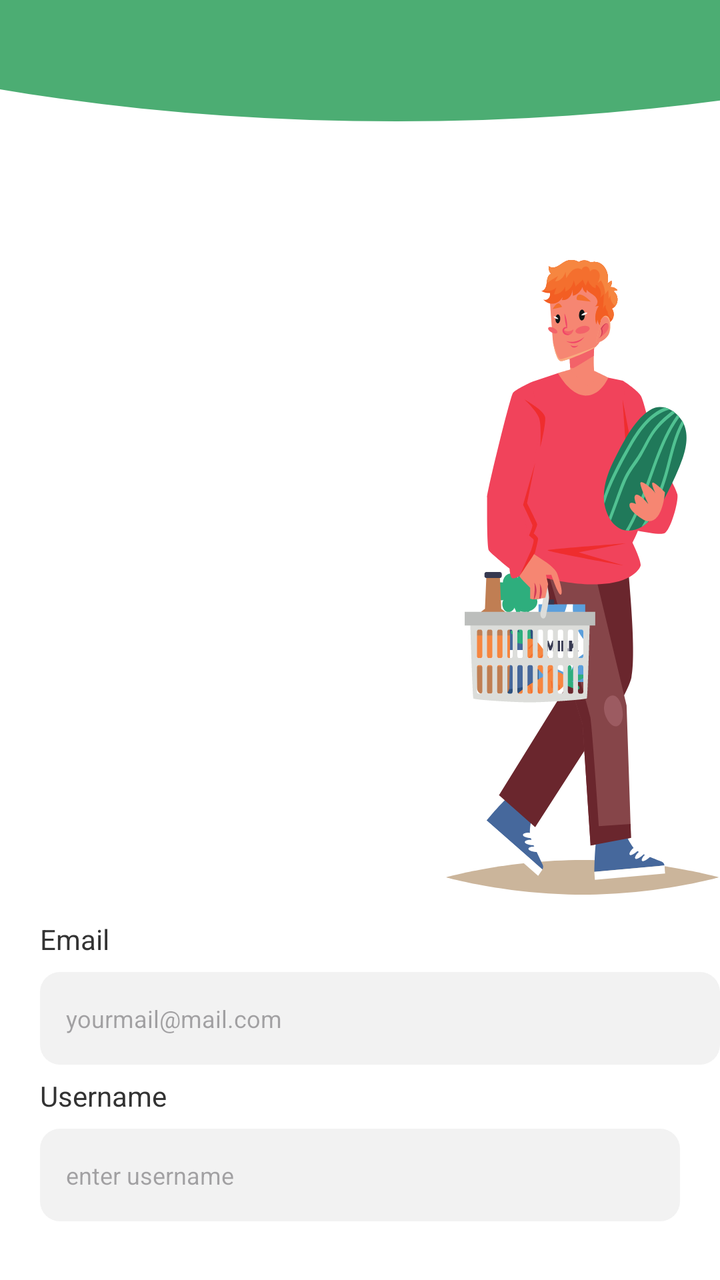
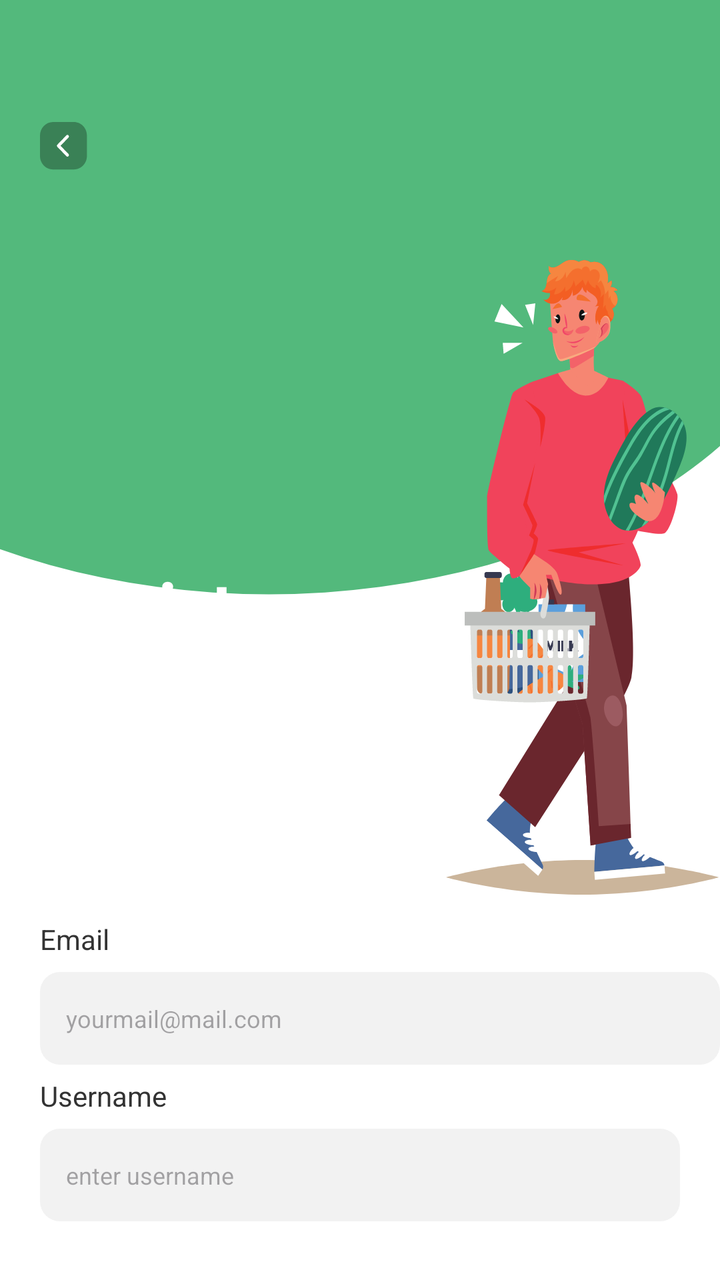

Compare the two renders of this Android layout. The source of the first and the diff that turns it into the second are given below.
<!-- AndroidManifest.xml: application theme Theme.GrocHub -->
<!-- res/layout/activity_registerpage.xml -->
<LinearLayout
    xmlns:android="http://schemas.android.com/apk/res/android"
    xmlns:tools="http://schemas.android.com/tools"
    xmlns:app="http://schemas.android.com/apk/res-auto"
    android:id="@+id/main"  android:background="@drawable/backgroundgreenelement"
    android:orientation="vertical"
    android:layout_width="match_parent"
    android:layout_height="match_parent"
    >
    <LinearLayout
        android:id="@+id/rrnu6kq9zva"
        android:layout_width="match_parent"
        android:layout_height="match_parent"
        android:orientation="vertical">
        <RelativeLayout
            android:id="@+id/rsh3oslv97dq_rl"
            android:layout_width="match_parent"
            android:layout_height="wrap_content"
            android:layout_marginBottom="12dp"
            >

            <LinearLayout
                android:paddingRight="20dp"
                android:layout_width="match_parent"
                android:layout_height="wrap_content"
                android:orientation="vertical">
                <ImageView
                    android:id="@+id/iv_back" android:layout_width="24dp"
                    android:layout_height="24dp"
                    android:layout_marginTop="61dp"
                    android:layout_marginStart="20dp"
                    android:src="@drawable/baseline_keyboard_backspace_24"
                    app:tint="@color/white" />

            </LinearLayout>
            <LinearLayout
                android:layout_width="match_parent"
                android:layout_height="wrap_content"
                android:orientation="horizontal">


                <TextView
                    android:id="@+id/rw6l6qafrvvr"
                    android:textColor="#FFFFFF"
                    android:textSize="34sp"
                    android:textStyle="bold"
                    android:layout_marginTop="280dp"
                    android:layout_marginBottom="94dp"
                    android:layout_marginStart="20dp"
                    android:layout_height="wrap_content"
                    android:layout_width="wrap_content"
                    android:text="Register"
                    />

                <ImageView
                    android:layout_width="wrap_content"
                    android:layout_height="wrap_content"
                    android:background="@drawable/loginman"
                    android:layout_marginLeft="75dp"
                    android:layout_marginTop="130dp"
                    ></ImageView>

            </LinearLayout>
        </RelativeLayout>
        <TextView
            android:id="@+id/rjwma1m32ywa"
            android:textColor="#333333"
            android:textSize="14sp"
            android:layout_marginBottom="7dp"
            android:layout_marginStart="20dp"
            android:layout_height="wrap_content"
            android:layout_width="wrap_content"
            android:text="Email"
            />
        <EditText
            android:inputType="textEmailAddress" android:hint="yourmail@mail.com"
            android:id="@+id/et_email" android:textColor="#BDBDBD"
            android:textSize="12sp"
            android:layout_marginBottom="6dp"
            android:layout_marginStart="20dp"
            android:layout_width="match_parent"
            android:layout_height="wrap_content"
            android:background="@drawable/cr10bf2f2f2"
            android:paddingVertical="15dp"
            android:paddingHorizontal="13dp"
            />
        <TextView
            android:id="@+id/tv_username_label" android:textColor="#333333"
            android:textSize="14sp"
            android:layout_marginBottom="7dp"
            android:layout_marginStart="20dp"
            android:layout_height="wrap_content"
            android:layout_width="wrap_content"
            android:text="Username"
            />
        <LinearLayout
            android:id="@+id/ra41e5oc1vz"
            android:layout_width="match_parent"
            android:layout_height="wrap_content"
            android:gravity="center_vertical"
            android:background="@drawable/cr10bf2f2f2"
            android:paddingRight="13dp"
            android:layout_marginBottom="25dp"
            android:layout_marginHorizontal="20dp"
            android:orientation="horizontal">
            <EditText
                android:inputType="textPersonName" android:hint="enter username"
                android:background="@null"
                android:id="@+id/et_username" android:textColor="#BDBDBD"
                android:textSize="12sp"
                android:layout_marginEnd="4dp"
                android:layout_width="0dp"
                android:layout_height="wrap_content"
                android:layout_weight="1"
                android:paddingVertical="15dp"
                android:paddingLeft="13dp"
                />
        </LinearLayout>

        <LinearLayout
            android:id="@+id/btn_register" android:layout_width="match_parent"
            android:layout_height="wrap_content"
            android:gravity="center_horizontal"
            android:background="@drawable/cr10b4bad73"
            android:paddingVertical="16dp"
            android:layout_marginBottom="25dp"
            android:layout_marginHorizontal="20dp"
            android:elevation="5dp"
            android:clickable="true"
            android:focusable="true"
            android:orientation="vertical">
            <TextView
                android:id="@+id/ri0frs25g1ml"
                android:textColor="#FFFFFF"
                android:textSize="18sp"
                android:textStyle="bold"
                android:layout_height="wrap_content"
                android:layout_width="wrap_content"
                android:text="Register"
                />
        </LinearLayout>
        <LinearLayout
            android:id="@+id/rvgqrffpikgf"
            android:layout_width="match_parent"
            android:layout_height="wrap_content"
            android:gravity="center_horizontal"
            android:layout_marginBottom="102dp"
            android:orientation="vertical">
            <LinearLayout
                android:id="@+id/rkfbc9gcbqe"
                android:layout_width="wrap_content"
                android:layout_height="wrap_content"
                android:orientation="horizontal">
                <TextView
                    android:id="@+id/ra5uryp70f6"
                    android:textColor="#0EB176"
                    android:textSize="12sp"
                    android:layout_marginEnd="7dp"
                    android:layout_height="wrap_content"
                    android:layout_width="wrap_content"
                    android:text="Do You Have Account?"
                    />
                <TextView
                    android:id="@+id/tv_login_link" android:textColor="#0EB176"
                    android:textSize="12sp"
                    android:textStyle="bold"
                    android:layout_height="wrap_content"
                    android:layout_width="wrap_content"
                    android:text="Login"
                    />
            </LinearLayout>
        </LinearLayout>
    </LinearLayout>
</LinearLayout>
<!-- resources referenced by this layout -->
<resources>
  <color name="white">#FFFFFFFF</color>
  <!-- drawable backgroundgreenelement (drawable) -->
  <vector xmlns:android="http://schemas.android.com/apk/res/android"
      android:width="375dp"
      android:height="812dp"
      android:viewportWidth="375"
      android:viewportHeight="812">
      <group>
          <path
              android:fillColor="#FFFFFFFF"
              android:pathData="M0 0H375V812H0z"/>
          <path
              android:fillColor="#FF4CAD73"
              android:pathData="M206.5-303A458.5 190 0 1 0 206.5 77 458.5 190 0 1 0 206.5-303z"/>
      </group>
  </vector>
  <!-- drawable baseline_keyboard_backspace_24 (drawable) -->
  <vector xmlns:android="http://schemas.android.com/apk/res/android" android:autoMirrored="true" android:height="24dp" android:tint="#000000" android:viewportHeight="24" android:viewportWidth="24" android:width="24dp">
        
      <path android:fillColor="@android:color/white" android:pathData="M21,11H6.83l3.58,-3.59L9,6l-6,6 6,6 1.41,-1.41L6.83,13H21z"/>
      
  </vector>
  <!-- drawable cr10b4bad73 (drawable) -->
  <?xml version="1.0" encoding="UTF-8"?>
  <shape
      xmlns:android="http://schemas.android.com/apk/res/android">
      <solid
          android:color="#4BAD73"
          />
      <corners
          android:radius="10dp"
          />
  </shape>
  <!-- drawable cr10bf2f2f2 (drawable) -->
  <?xml version="1.0" encoding="UTF-8"?>
  <shape
      xmlns:android="http://schemas.android.com/apk/res/android">
      <solid
          android:color="#F2F2F2"
          />
      <corners
          android:radius="10dp"
          />
  </shape>
  <!-- drawable loginman: vector/xml drawable (drawable, 30144 chars, omitted) -->
  <style name="Theme.GrocHub" parent="Base.Theme.GrocHub" />
  <style name="Base.Theme.GrocHub" parent="Theme.Material3.DayNight.NoActionBar">
          
          
      </style>
</resources>

<!-- the commit's change to res/layout/activity_registerpage.xml (unified diff, before → after) -->
@@ -2,7 +2,7 @@
     xmlns:android="http://schemas.android.com/apk/res/android"
     xmlns:tools="http://schemas.android.com/tools"
     xmlns:app="http://schemas.android.com/apk/res-auto"
-    android:id="@+id/main"  android:background="@drawable/backgroundgreenelement"
+    android:id="@+id/main"  android:background="@drawable/welcome_page_background"
     android:orientation="vertical"
     android:layout_width="match_parent"
     android:layout_height="match_parent"
@@ -29,7 +29,7 @@
                     android:layout_height="24dp"
                     android:layout_marginTop="61dp"
                     android:layout_marginStart="20dp"
-                    android:src="@drawable/baseline_keyboard_backspace_24"
+                    android:background="@drawable/back_button_trasparent"
                     app:tint="@color/white" />
 
             </LinearLayout>
<!-- resource entries referenced after the edit -->
@@ -1,26 +1,21 @@
 <!-- resources referenced by this layout -->
 <resources>
   <color name="white">#FFFFFFFF</color>
-  <!-- drawable backgroundgreenelement (drawable) -->
+  <!-- drawable back_button_trasparent (drawable) -->
   <vector xmlns:android="http://schemas.android.com/apk/res/android"
-      android:width="375dp"
-      android:height="812dp"
-      android:viewportWidth="375"
-      android:viewportHeight="812">
-      <group>
-          <path
-              android:fillColor="#FFFFFFFF"
-              android:pathData="M0 0H375V812H0z"/>
-          <path
-              android:fillColor="#FF4CAD73"
-              android:pathData="M206.5-303A458.5 190 0 1 0 206.5 77 458.5 190 0 1 0 206.5-303z"/>
-      </group>
-  </vector>
-  <!-- drawable baseline_keyboard_backspace_24 (drawable) -->
-  <vector xmlns:android="http://schemas.android.com/apk/res/android" android:autoMirrored="true" android:height="24dp" android:tint="#000000" android:viewportHeight="24" android:viewportWidth="24" android:width="24dp">
-        
-      <path android:fillColor="@android:color/white" android:pathData="M21,11H6.83l3.58,-3.59L9,6l-6,6 6,6 1.41,-1.41L6.83,13H21z"/>
-      
+      android:width="32dp"
+      android:height="31dp"
+      android:viewportWidth="32"
+      android:viewportHeight="31">
+      <path
+          android:fillColor="#4D000000"
+          android:pathData="M0 8.69c0-2.3 0.92-4.52 2.55-6.14 1.63-1.63 3.84-2.55 6.14-2.55h13.9c4.8 0 8.69 3.89 8.69 8.69v13.32c0 4.8-3.89 8.69-8.69 8.69h-13.9c-4.8 0-8.69-3.89-8.69-8.69z"/>
+      <path
+          android:strokeColor="#FFFFFFFF"
+          android:strokeWidth="2"
+          android:strokeLineCap="round"
+          android:strokeLineJoin="round"
+          android:pathData="M18.28 21.35l-6-6 6-6"/>
   </vector>
   <!-- drawable cr10b4bad73 (drawable) -->
   <?xml version="1.0" encoding="UTF-8"?>
@@ -45,6 +40,7 @@
           />
   </shape>
   <!-- drawable loginman: vector/xml drawable (drawable, 30144 chars, omitted) -->
+  <!-- drawable welcome_page_background: vector/xml drawable (drawable, 3755 chars, omitted) -->
   <style name="Theme.GrocHub" parent="Base.Theme.GrocHub" />
   <style name="Base.Theme.GrocHub" parent="Theme.Material3.DayNight.NoActionBar">
           
